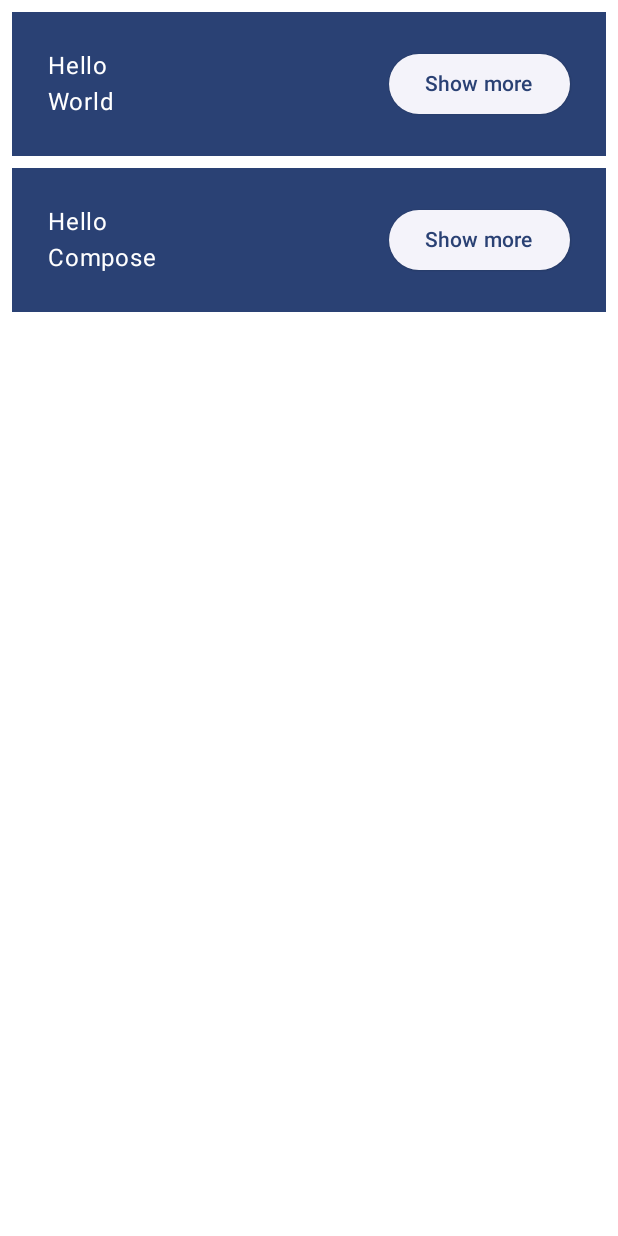
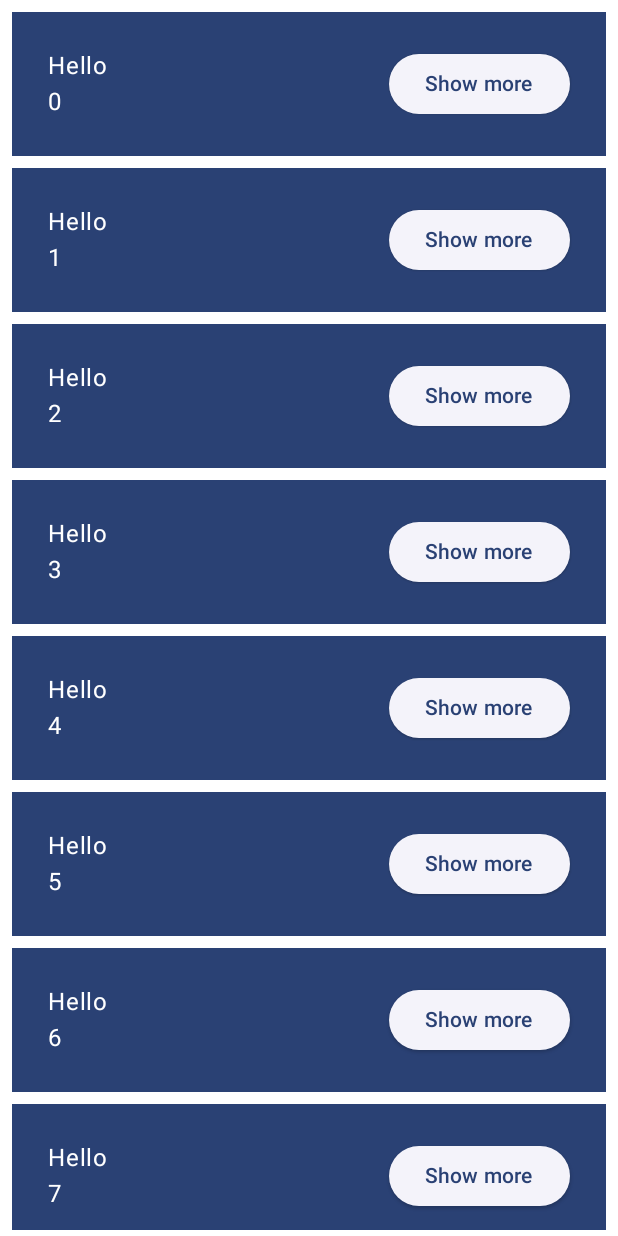
Before and after one commit to Boezienko/CodingPractice, an Android app built with Jetpack Compose: the @Preview function GreetingsPreview, on a phone screen of 412 x 824 dp. Run offline under Robolectric (Android 15) with nearby library versions, the phone set to English and light mode, and no system bars.

Commit message:
Update MainActivity.kt
Made the Column become a LazyColumn and used item function instead of for each loop

```diff
--- a/Android/ComposeBasicsCodelab/app/src/main/java/com/morning/composebasicscodelab/MainActivity.kt
+++ b/Android/ComposeBasicsCodelab/app/src/main/java/com/morning/composebasicscodelab/MainActivity.kt
@@ -9,6 +9,8 @@
 import androidx.compose.foundation.layout.fillMaxSize
 import androidx.compose.foundation.layout.fillMaxWidth
 import androidx.compose.foundation.layout.padding
+import androidx.compose.foundation.lazy.LazyColumn
+import androidx.compose.foundation.lazy.items
 import androidx.compose.material3.Button
 import androidx.compose.material3.ElevatedButton
 import androidx.compose.material3.MaterialTheme
@@ -102,10 +104,10 @@
 @Composable
 private fun Greetings(
     modifier: Modifier = Modifier,
-    names: List<String> = listOf("World", "Compose")
+    names: List<String> = List(1000) { "$it"}
 ) {
-    Column(modifier.padding(vertical = 4.dp)) {
-        for(name in names){
+    LazyColumn(modifier.padding(vertical = 4.dp)) {
+        items(items = names) { name ->
             Greeting(name = name)
         }
     }
```
